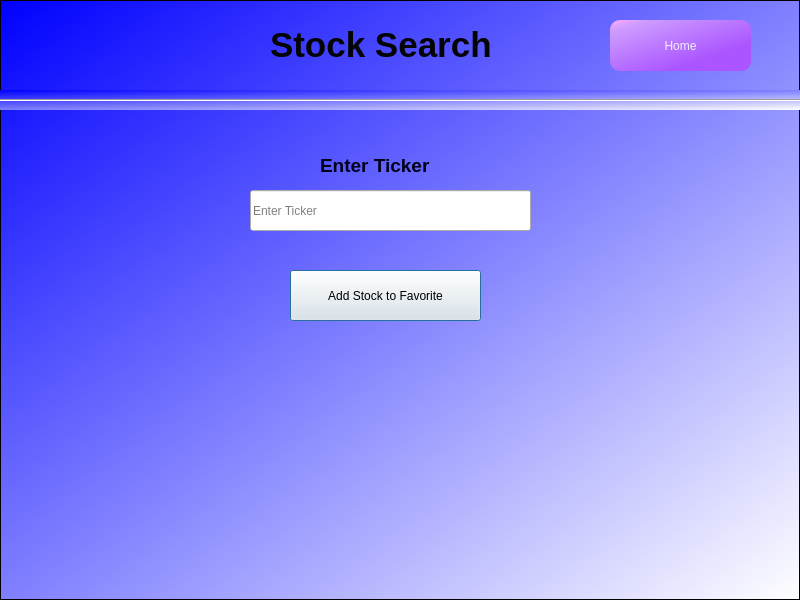
Above: info_silo/UI/stock_search.ui from austinschaaf1/455_final before the change. Below: the same form after it.
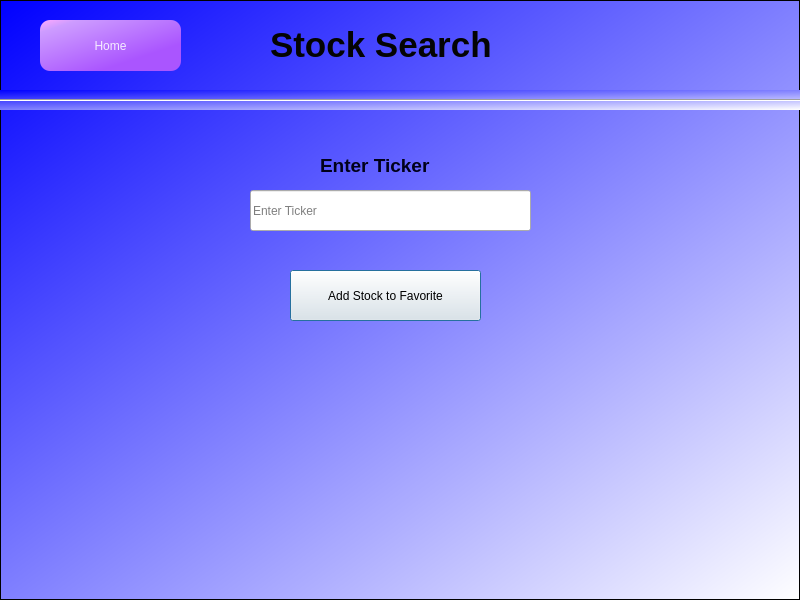
That is the form after the change.

The edit to the form file:
```diff
--- a/info_silo/UI/stock_search.ui
+++ b/info_silo/UI/stock_search.ui
@@ -97,7 +97,7 @@
      <widget class="QPushButton" name="homeButton">
       <property name="geometry">
        <rect>
-        <x>610</x>
+        <x>40</x>
         <y>20</y>
         <width>141</width>
         <height>51</height>
@@ -185,10 +185,10 @@
      <widget class="QLabel" name="success_label">
       <property name="geometry">
        <rect>
-        <x>250</x>
+        <x>170</x>
         <y>240</y>
-        <width>321</width>
-        <height>21</height>
+        <width>601</width>
+        <height>31</height>
        </rect>
       </property>
       <property name="styleSheet">
```
